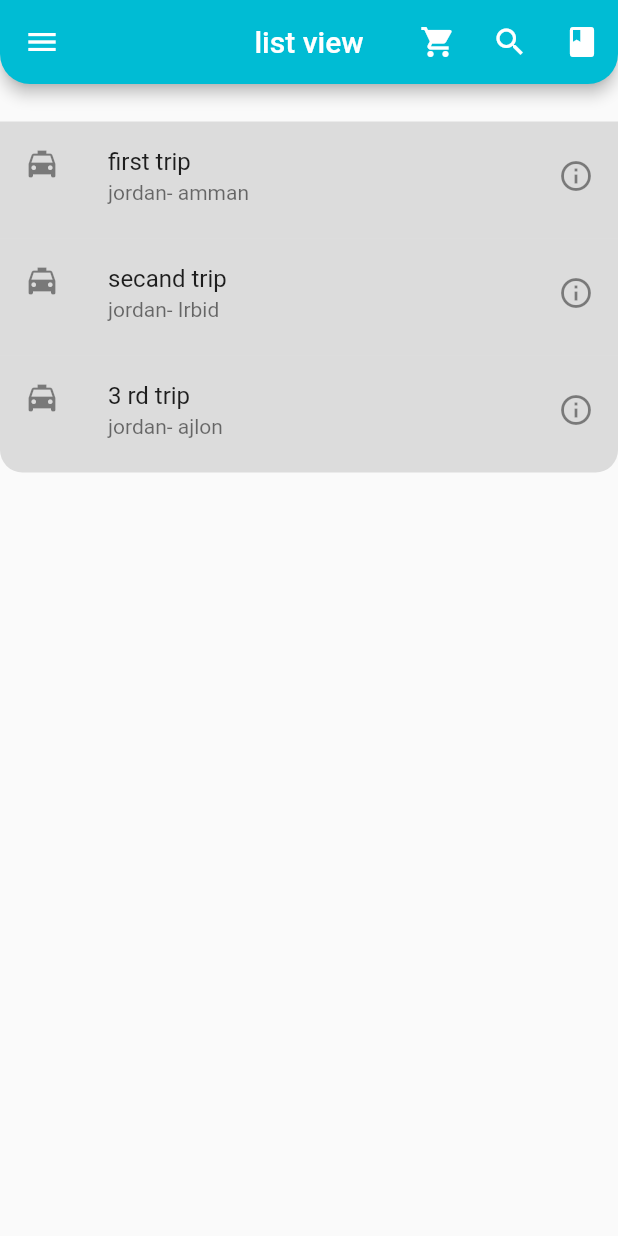
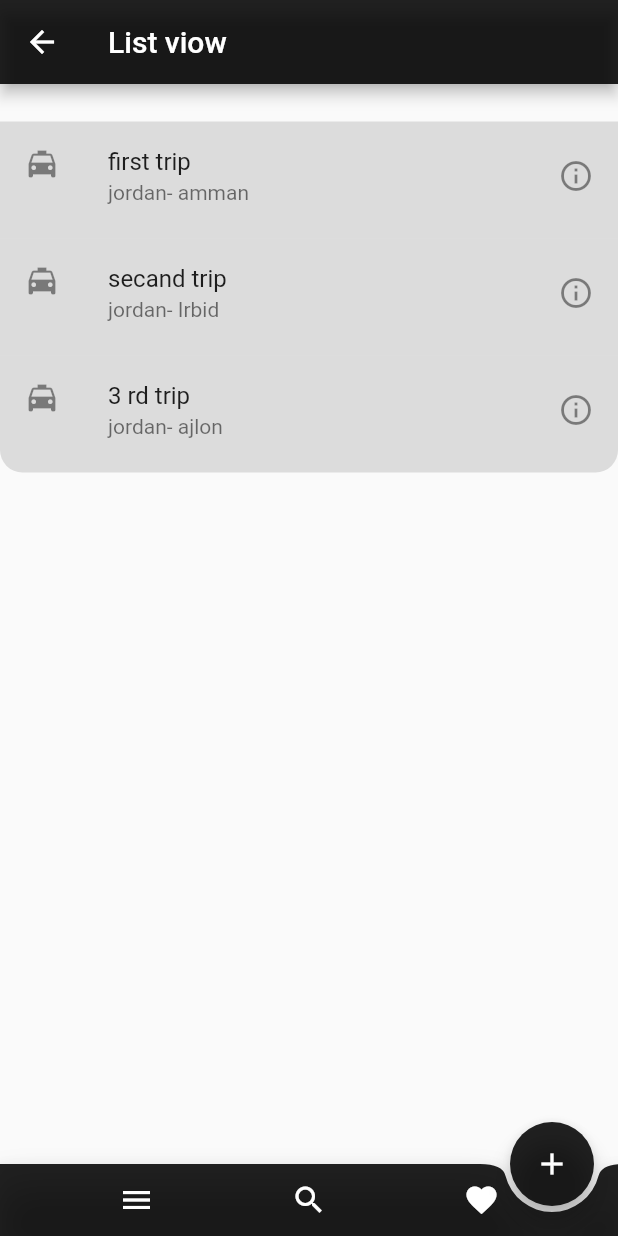
Before and after one commit to WaelAlQawasmi/flutter-app, a Flutter app: the listViow screen opened directly, on a phone screen of 412 x 824 dp. Run offline on Flutter 3.47's test engine with Material 2 defaults, Android fonts, the light colour scheme and no system bars.

Commit message:
bottom bar

```diff
--- a/lib/main.dart
+++ b/lib/main.dart
@@ -19,7 +19,7 @@ void main() {
       title: "wael   k qapp",
       themeMode: ThemeMode.system,
       debugShowCheckedModeBanner: false,
-      home:DynaminListViow
+      home:listViow
         ());
     }
   }
--- a/lib/secreens/dinamicListview.dart
+++ b/lib/secreens/dinamicListview.dart
@@ -76,12 +76,10 @@ class DynaminListViow extends StatelessWidget {
                 leading: Icon(Icons.logout),
                 title: Text(" log out"),
                 onLongPress: () {},
-
               ),
               alignment: Alignment.topCenter,
             ),
           ],
-
         ),
       ),
       body: Container(
--- a/lib/secreens/listViow.dart
+++ b/lib/secreens/listViow.dart
@@ -1,4 +1,5 @@
 import 'package:flutter/material.dart';
+
 class listViow extends StatelessWidget {
   const listViow({Key? key}) : super(key: key);
 
@@ -6,51 +7,71 @@ class listViow extends StatelessWidget {
   Widget build(BuildContext context) {
     return Scaffold(
       appBar: AppBar(
-        title: Text("list view"),
-        leading: IconButton(icon:Icon( Icons.menu),onPressed: (){},),
-        actions: [ IconButton(icon: Icon(Icons.shopping_cart), onPressed: () {}),
-          IconButton(icon: Icon(Icons.search), onPressed: () {}),
-          IconButton(icon: Icon(Icons.book), onPressed: () {})
-        ],
-        centerTitle: true,
-        backgroundColor: Colors.cyan,
-        shape: RoundedRectangleBorder(
-          borderRadius: BorderRadius.vertical(
-            bottom: Radius.circular(20)
-          )
+        title: Text("List viow"),
+        backgroundColor: Colors.black87,
+      ),
+      floatingActionButtonLocation: FloatingActionButtonLocation.endDocked,
+      floatingActionButton: FloatingActionButton(
+        backgroundColor: Colors.black87,
+        onPressed: () {},
+        child: Icon(Icons.add),
+      ),
+      bottomNavigationBar: BottomAppBar(
+        shape: CircularNotchedRectangle(),
+        color: Colors.black87,
+        child: IconTheme(
+          data: IconThemeData(color:Colors.white),
+          child: Row(
+            // mainAxisSize: MainAxisSize.max,
+            mainAxisAlignment: MainAxisAlignment.spaceEvenly,
+            children: [
+              IconButton(
+                tooltip: 'Open navigation menu',
+                icon: const Icon(Icons.menu),
+                onPressed: () {},
+              ),
+              IconButton(
+                tooltip: 'Search',
+                icon: const Icon(Icons.search),
+                onPressed: () {},
+              ),
+              IconButton(
+                tooltip: 'Favorite',
+                icon: const Icon(Icons.favorite),
+                onPressed: () {},
+              ),
+            ],
+          ),
         ),
       ),
       body: Container(
         margin: EdgeInsets.only(top: 10.0),
         child: ListView(
           padding: const EdgeInsets.only(top: 15),
-
           itemExtent: 78,
-          scrollDirection:Axis.vertical,
+          scrollDirection: Axis.vertical,
           reverse: false,
           shrinkWrap: true,
           children: [
             ListTile(
-
               leading: Icon(Icons.local_taxi),
               title: Text("first trip"),
               subtitle: Text("jordan- amman"),
               trailing: Icon(Icons.info_outline),
-              onTap: (){},
+              onTap: () {},
               tileColor: Colors.black12,
               // shape: RoundedRectangleBorder(
               //   borderRadius: BorderRadius.all(
               //     Radius.circular(15)
               //   )
               // ),
-            )
-            ,
+            ),
             ListTile(
               leading: Icon(Icons.local_taxi),
               title: Text("secand trip"),
               subtitle: Text("jordan- Irbid"),
               trailing: Icon(Icons.info_outline),
-              onTap: (){},
+              onTap: () {},
               tileColor: Colors.black12,
               // shape: RoundedRectangleBorder(
               //     borderRadius: BorderRadius.all(
@@ -58,23 +79,18 @@ class listViow extends StatelessWidget {
               //     )
               // ),
             ),
-
             ListTile(
               leading: Icon(Icons.local_taxi),
               title: Text("3 rd trip"),
               subtitle: Text("jordan- ajlon"),
               trailing: Icon(Icons.info_outline),
-              onTap: (){},
+              onTap: () {},
               tileColor: Colors.black12,
               shape: RoundedRectangleBorder(
-                  borderRadius: BorderRadius.vertical(
-                    bottom: Radius.circular(15)
-                  )
-              ),
+                  borderRadius:
+                      BorderRadius.vertical(bottom: Radius.circular(15))),
             )
-
           ],
-
         ),
       ),
     );
```
Also changed, not shown: 2 other files.
